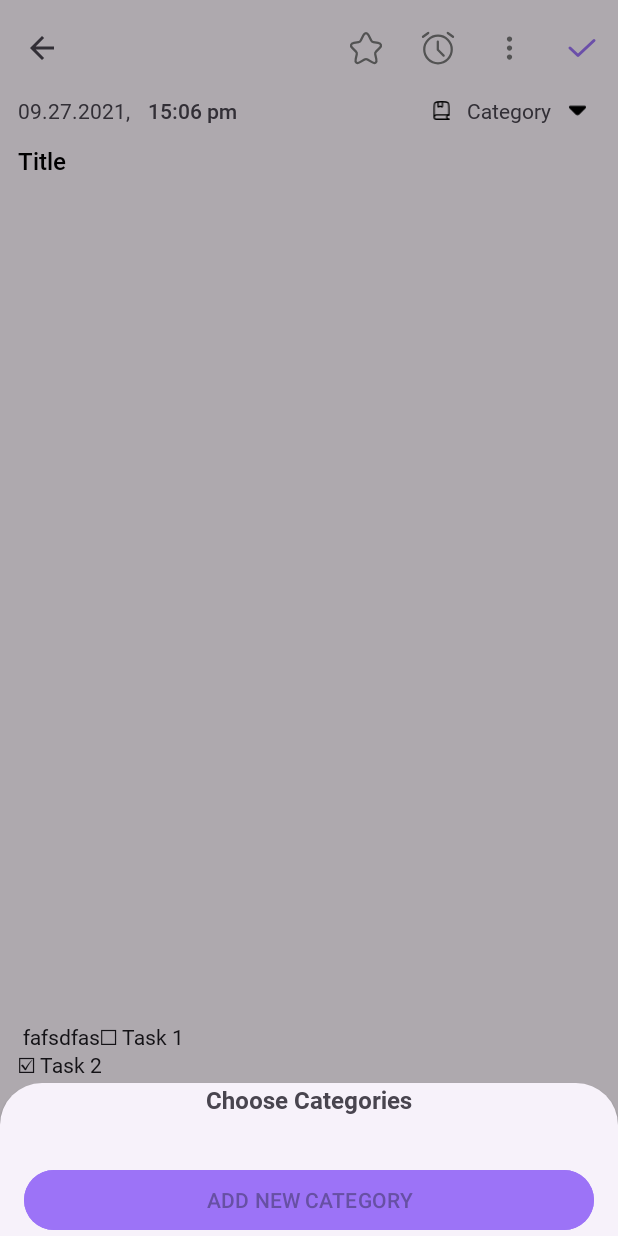
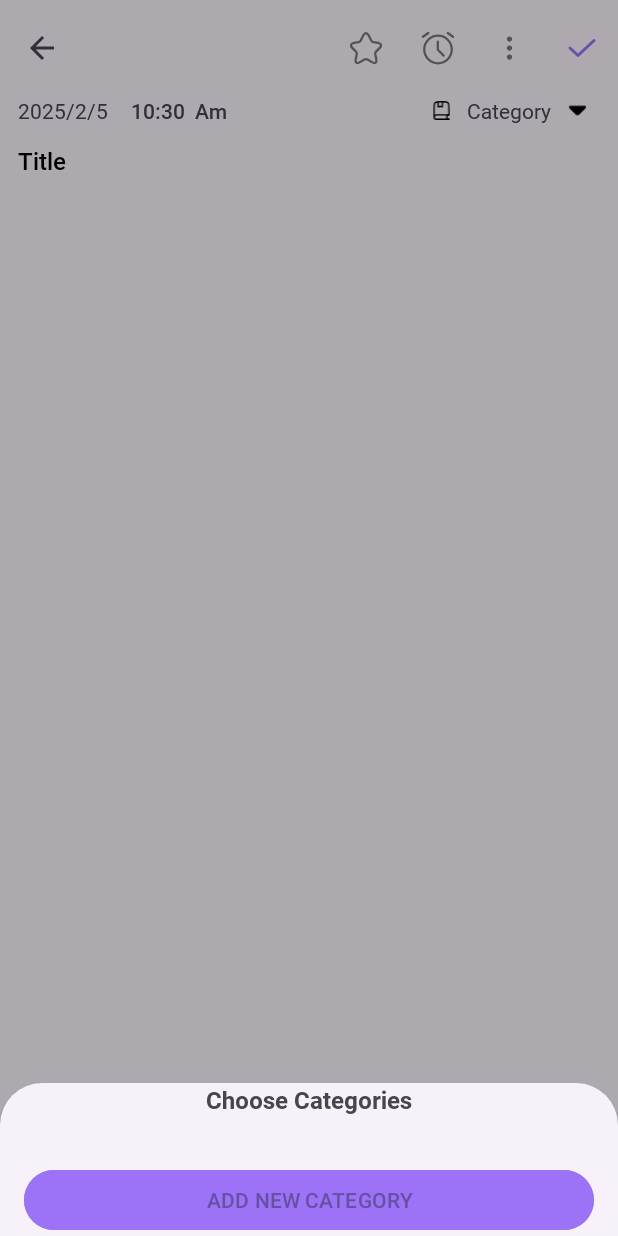
Before and after one commit to phathuu03/To_do_list, an Android app: the AddNoteActivity screen opened directly, with no data from a screen before it, after a tap on "Category", on a phone screen of 412 x 824 dp. Run offline under Robolectric (Android 15) with nearby library versions, the phone set to English and light mode, and no system bars; 1 statement that could not run was skipped; 1 other tap on this screen came first.

Commit message:
update add note

```diff
--- a/app/src/main/AndroidManifest.xml
+++ b/app/src/main/AndroidManifest.xml
@@ -4,6 +4,7 @@
     <uses-permission android:name="android.permission.RECORD_AUDIO" />
     <uses-permission android:name="android.permission.WRITE_EXTERNAL_STORAGE" />
     <uses-permission android:name="android.permission.READ_EXTERNAL_STORAGE" />
+
     <application
         android:allowBackup="true"
         android:dataExtractionRules="@xml/data_extraction_rules"
--- a/app/src/main/java/com/example/myapplication/AddNoteActivity.kt
+++ b/app/src/main/java/com/example/myapplication/AddNoteActivity.kt
@@ -1,10 +1,12 @@
 package com.example.myapplication
 
 import android.annotation.SuppressLint
+import android.content.Intent
+import android.graphics.Paint
+import android.graphics.Typeface
 import android.os.Bundle
-import android.text.Spannable
+import android.provider.MediaStore
 import android.text.SpannableStringBuilder
-import android.text.style.ImageSpan
 import android.view.Menu
 import android.view.MenuItem
 import android.widget.EditText
@@ -12,19 +14,24 @@ import android.widget.ImageButton
 import android.widget.ImageView
 import android.widget.RelativeLayout
 import android.widget.TextView
+import androidx.appcompat.app.AlertDialog
 import androidx.appcompat.app.AppCompatActivity
 import androidx.appcompat.widget.Toolbar
+import androidx.core.content.res.ResourcesCompat
 import androidx.lifecycle.ViewModelProvider
 import com.example.myapplication.bottomsheet.ChooseAttachmentBottomSheetFragment
 import com.example.myapplication.bottomsheet.ChooseCategoryBottomSheetFragment
 import com.example.myapplication.bottomsheet.ChooseFontBottomSheet
 import com.example.myapplication.databinding.ActivityAddNoteBinding
-import com.example.myapplication.listener.PasserFontNote
+import com.example.myapplication.model.CategoryNote
 import com.example.myapplication.model.FontNote
+import com.example.myapplication.model.Task
+import com.example.myapplication.viewmodel.CategoryViewModel
+import com.example.myapplication.viewmodel.DateTimeViewModel
 import com.example.myapplication.viewmodel.NoteFontViewModel
 
 
-class AddNoteActivity : AppCompatActivity(), PasserFontNote {
+class AddNoteActivity : AppCompatActivity() {
     private lateinit var toolbar: Toolbar
     private lateinit var btnChooseFont: ImageButton
     private lateinit var btnChooseAttachment: ImageButton
@@ -35,33 +42,42 @@ class AddNoteActivity : AppCompatActivity(), PasserFontNote {
     private lateinit var editTitle: EditText
     private lateinit var editContent: EditText
     private var fontNote: FontNote? = null
+    private lateinit var noteFontViewModel: NoteFontViewModel
+    private lateinit var categoryViewModel: CategoryViewModel
+
+    private lateinit var spannable: SpannableStringBuilder
+    private val tasks : MutableList<Task>? = null
+    private var category: CategoryNote? = null
 
 
     private val binding by lazy {
         ActivityAddNoteBinding.inflate(layoutInflater)
+
     }
 
     private fun setUpViewModelFont() {
-        val viewModel = ViewModelProvider(this)[NoteFontViewModel::class.java]
 
         if (fontNote == null) {
-            viewModel.setFontDefault()
+            noteFontViewModel.setFontDefault()
         } else {
-            viewModel.setFontCustom(this.fontNote!!)
+            noteFontViewModel.setFontCustom(this.fontNote!!)
         }
     }
 
     override fun onCreate(savedInstanceState: Bundle?) {
         super.onCreate(savedInstanceState)
         setContentView(binding.root)
+        initView()
         setUpToolBar()
         setUpViewModelFont()
-        initView()
+        setDateTime()
+        changeFontNote()
+        defaultCategories()
 
 
-        tvDate.setOnClickListener {
-            customerEditContentText()
-        }
+
+
+
         val typeface = resources.getFont(R.font.roboto_medium)
         tvTime.typeface = typeface
         btnChooseFont.setOnClickListener {
@@ -73,50 +89,115 @@ class AddNoteActivity : AppCompatActivity(), PasserFontNote {
         btnChooseCategory.setOnClickListener {
             openChooseCategoryFragment()
         }
+        binding.btnInsertCheckBox.setOnClickListener {
+            insertCheckBox()
+        }
+        binding.btnChooseAttachment.setOnClickListener {
+            insertImageOrVideoInNote()
+        }
     }
+
+    private fun defaultCategories() {
+        val listCategory  =  listOf<CategoryNote>(
+            CategoryNote(nameCategory = "bank"),
+            CategoryNote(nameCategory = "study"),
+            CategoryNote(nameCategory = "alam")
+        )
+        categoryViewModel.insertCategory(listCategory)
+    }
+
+    private fun setDateTime() {
+        val dateTimeViewModel = ViewModelProvider(this)[DateTimeViewModel::class.java]
+        dateTimeViewModel.dateNow.observe(this) {
+            tvDate.text = it
+        }
+
+        dateTimeViewModel.timeNow.observe(this) {
+            tvTime.text = it
+        }
+
+
+    }
+
 
     override fun onStart() {
         super.onStart()
+
+
     }
 
 
 
 
-    private fun customerEditContentText() {
-        insertImage()
+    @SuppressLint("UseCompatLoadingForDrawables")
+    private fun insertCheckBox() {
+        val uncheckedBox = "\u2610" // ☐
+//        val checkedBox = "\u2611" // ☑
+
+        var nameTask = ""
+        tasks?.add(Task(nameTask = "Task " ))
+        val builder = AlertDialog.Builder(this)
+        builder.setTitle(getString(R.string.enter_task_name))
+
+        val input = EditText(this)
+        builder.setView(input)
+        builder.setPositiveButton("OK") { dialog, which ->
+            val enteredText = input.text.toString()  // Lấy văn bản người dùng nhập
+            // Bạn có thể sử dụng `enteredText` ở đây
+            editContent.append("\n$uncheckedBox  $enteredText \n")
+            tasks?.add(Task(nameTask= enteredText))
 
 
+        }
+        builder.show()
+
+//        editContent.append("$checkedBox Task 2\n")
+
     }
+    private fun insertImageOrVideoInNote(){
+        val intent = Intent(Intent.ACTION_PICK, MediaStore.Images.Media.EXTERNAL_CONTENT_URI)
+        startActivityForResult(intent, 1)
 
-    @SuppressLint("UseCompatLoadingForDrawables")
-    private fun insertImage() {
-        val spannable = SpannableStringBuilder(editContent.text)
+    }
+    private fun changeFontNote() {
+        var textInitial: String =""
+        noteFontViewModel.font.observe(this) { font ->
+            editContent.textSize = font.fontSize.toFloat()
+            val typeface: Typeface? = ResourcesCompat.getFont(this, font.pathFont.resId)
+            editContent.setTypeface(typeface)
+            if (font.isItalic) {
+                editContent.setTypeface(editContent.typeface, Typeface.ITALIC)
+            }
+            if (font.isBold) {
+                editContent.setTypeface(editContent.typeface, Typeface.BOLD)
+            }
+            if (font.isBold) {
+                if (font.isItalic) {
+                    editContent.setTypeface(editContent.typeface, Typeface.BOLD_ITALIC)
+                } else {
+                    editContent.setTypeface(editContent.typeface, Typeface.BOLD)
+                }
+            }
+            if (font.isUnderscoreL) {
+                editContent.paintFlags = editContent.paintFlags or Paint.UNDERLINE_TEXT_FLAG
+            }else{
+                editContent.paintFlags = editContent.paintFlags and Paint.UNDERLINE_TEXT_FLAG.inv()
+            }
 
-        val drawable = getDrawable(R.drawable.img_remider_empty)!!
-        drawable.setBounds(0, 0, drawable.intrinsicWidth, drawable.intrinsicHeight)
-        if (spannable.isEmpty()) {
-            spannable.append(" fafsdfas")
+            if(font.isFontSample){
+                editContent.setText(editContent.text.toString().toUpperCase())
+            }else{
+                textInitial = editContent.text.toString()
+                editContent.setText(textInitial)
+                editContent.setText(editContent.text.toString().toLowerCase())
+            }
+
         }
-        val imageSpan = ImageSpan(drawable, ImageSpan.ALIGN_BASELINE)
-        val start = editContent.selectionStart
-        spannable.insert(start, " "); // Thêm khoảng trắng tại vị trí con trỏ
-
-        spannable.setSpan(imageSpan, start, start + 1, Spannable.SPAN_EXCLUSIVE_EXCLUSIVE)
-
-        editContent.text = spannable
-
-        val uncheckedBox = "\u2610" // ☐
-        val checkedBox = "\u2611" // ☑
-
-
-        editContent.append("$uncheckedBox Task 1\n")
-        editContent.append("$checkedBox Task 2\n")
-
     }
 
 
     private fun openChooseCategoryFragment() {
-        val bottomSheetChooseCategoryBottomSheetFragment = ChooseCategoryBottomSheetFragment()
+        val bottomSheetChooseCategoryBottomSheetFragment = ChooseCategoryBottomSheetFragment(categoryViewModel)
         bottomSheetChooseCategoryBottomSheetFragment.show(
             supportFragmentManager, bottomSheetChooseCategoryBottomSheetFragment.tag
         )
@@ -138,11 +219,16 @@ class AddNoteActivity : AppCompatActivity(), PasserFontNote {
         btnShowCategory = binding.btnShowCategory
         editTitle = binding.editTitleNote
         editContent = binding.editContentNote
+        spannable = SpannableStringBuilder(editContent.text)
+        noteFontViewModel = ViewModelProvider(this)[NoteFontViewModel::class.java]
+        categoryViewModel = ViewModelProvider(this)[CategoryViewModel::class.java]
+
     }
 
     private fun clickOpenFragmentChooseFont() {
-        val bottomSheetFragment = ChooseFontBottomSheet(this)
+        val bottomSheetFragment = ChooseFontBottomSheet(noteFontViewModel)
         bottomSheetFragment.show(supportFragmentManager, bottomSheetFragment.tag)
+
     }
 
 
@@ -171,9 +257,9 @@ class AddNoteActivity : AppCompatActivity(), PasserFontNote {
         return true
     }
 
-    override fun passerFontNote(fontNote: FontNote?) {
-        this.fontNote = fontNote
-        setUpViewModelFont()
+    override fun onResume() {
+        super.onResume()
+
     }
 
 
--- a/app/src/main/java/com/example/myapplication/bottomsheet/ChooseCategoryBottomSheetFragment.kt
+++ b/app/src/main/java/com/example/myapplication/bottomsheet/ChooseCategoryBottomSheetFragment.kt
@@ -4,13 +4,37 @@ import android.os.Bundle
 import android.view.LayoutInflater
 import android.view.View
 import android.view.ViewGroup
+import android.widget.EditText
+import androidx.appcompat.app.AlertDialog
+import androidx.recyclerview.widget.GridLayoutManager
+import com.example.myapplication.R
+import com.example.myapplication.adapter.CategoryAdapter
 import com.example.myapplication.databinding.BottomSheetChooseCategoryBinding
+import com.example.myapplication.model.CategoryNote
+import com.example.myapplication.viewmodel.CategoryViewModel
 import com.google.android.material.bottomsheet.BottomSheetDialogFragment
 
-class ChooseCategoryBottomSheetFragment : BottomSheetDialogFragment() {
+private val categoryNotes =  mutableListOf<CategoryNote>()
+
+
+class ChooseCategoryBottomSheetFragment(private val viewModel: CategoryViewModel) :
+    BottomSheetDialogFragment() {
     private val binding by lazy {
 
         BottomSheetChooseCategoryBinding.inflate(layoutInflater)
+
+    }
+
+    override fun onCreate(savedInstanceState: Bundle?) {
+        super.onCreate(savedInstanceState)
+        initView()
+    }
+
+
+    private fun initView() {
+      viewModel.listCategory.observe(requireActivity()){
+
+      }
 
     }
 
@@ -18,13 +42,40 @@ class ChooseCategoryBottomSheetFragment : BottomSheetDialogFragment() {
         inflater: LayoutInflater,
         container: ViewGroup?,
         savedInstanceState: Bundle?
-    ): View? {
-       return binding.root
+    ): View {
+        return binding.root
     }
 
     override fun onViewCreated(view: View, savedInstanceState: Bundle?) {
         super.onViewCreated(view, savedInstanceState)
+        binding.btnAddCategory.setOnClickListener {
+            addCategory()
+        }
+        val recyclerView = binding.recyclerViewCategory
+        recyclerView.layoutManager  =  GridLayoutManager(requireContext() , 2)
+
+        viewModel.listCategory.observe(requireActivity()){
+            recyclerView.adapter = CategoryAdapter(it)
+        }
+
+
 
     }
 
+    private fun addCategory() {
+        val builder = AlertDialog.Builder(requireContext())
+        builder.setTitle(getString(R.string.txt_category))
+
+        val input = EditText(requireContext())
+        builder.setView(input)
+
+        builder.setPositiveButton("OK") { dialog, which ->
+            val enteredText = input.text.toString()
+            categoryNotes.add(CategoryNote(nameCategory = enteredText))
+
+            viewModel.insertCategory(categoryNotes)
+        }
+        builder.show()
+    }
+
 }
--- a/app/src/main/java/com/example/myapplication/listener/PasserFontNote.kt
+++ /dev/null
@@ -1,7 +0,0 @@
-package com.example.myapplication.listener
-
-import com.example.myapplication.model.FontNote
-
-interface PasserFontNote {
-      fun  passerFontNote(fontNote: FontNote?)
-}
--- a/app/src/main/java/com/example/myapplication/model/Font.kt
+++ b/app/src/main/java/com/example/myapplication/model/Font.kt
@@ -5,7 +5,7 @@ data class Font(
 
     val nameFont : String,
 
-    val resId: Int?,
+    val resId: Int,
 
     var isSelected : Boolean = false
 
--- a/app/src/main/java/com/example/myapplication/model/FontNote.kt
+++ b/app/src/main/java/com/example/myapplication/model/FontNote.kt
@@ -1,10 +1,12 @@
 package com.example.myapplication.model
+
+import com.example.myapplication.utils.Utils
 
 data class FontNote(
 
     val idFont: Int = generateId(),
 
-    var pathFont: Font,
+    var pathFont: Font = Utils.pathFont,
 
     var fontSize: Int = 14,
 
--- a/app/src/main/java/com/example/myapplication/model/Note.kt
+++ b/app/src/main/java/com/example/myapplication/model/Note.kt
@@ -25,8 +25,9 @@ data class Note(
 
     val audioRecords: List<AudioRecord>?,
 
+    val isFavorite : Boolean = false,
 
-    val isFavorite : Boolean = false
+    val tasks: List<Task>?
 
     ){
     companion object {
--- /dev/null
+++ b/app/src/main/java/com/example/myapplication/viewmodel/CategoryViewModel.kt
@@ -0,0 +1,19 @@
+package com.example.myapplication.viewmodel
+
+import androidx.lifecycle.LiveData
+import androidx.lifecycle.MutableLiveData
+import androidx.lifecycle.ViewModel
+import com.example.myapplication.model.CategoryNote
+
+class CategoryViewModel : ViewModel() {
+
+    private val _listCategory   =  MutableLiveData<List<CategoryNote>>()
+    val listCategory: LiveData<List<CategoryNote>> = _listCategory
+
+
+
+    fun insertDefault(categoryNoteList: List<CategoryNote>){
+        _listCategory.value  = categoryNoteList
+    }
+
+}
--- /dev/null
+++ b/app/src/main/java/com/example/myapplication/viewmodel/DateTimeViewModel.kt
@@ -0,0 +1,53 @@
+package com.example.myapplication.viewmodel
+
+import androidx.lifecycle.LiveData
+import androidx.lifecycle.MutableLiveData
+import androidx.lifecycle.ViewModel
+import java.time.LocalDate
+import java.time.LocalTime
+
+class DateTimeViewModel: ViewModel() {
+
+    private val _dateNow = MutableLiveData<String>()
+    private val _timeNow = MutableLiveData<String>()
+    val dateNow: LiveData<String> = _dateNow
+    val timeNow: LiveData<String> = _timeNow
+
+    init {
+        setDateNow()
+        setTimeNow()
+    }
+
+    private fun setDateNow() {
+        val currentDate = LocalDate.now()
+        val day = currentDate.dayOfMonth
+        val month = currentDate.monthValue
+        val year = currentDate.year
+
+        val dateNow = StringBuilder().apply {
+            append("${year}/")
+            append("${month}/")
+            append("$day ")
+        }
+
+        _dateNow.value = dateNow.toString()
+    }
+
+    private fun setTimeNow() {
+        val currentTime = LocalTime.now()
+        val hour = currentTime.hour
+        val minute = currentTime.minute
+
+        val timeNow = StringBuilder().apply {
+            append("${hour}:")
+            append("$minute  ")
+            if(hour > 12){
+                append("Pm")
+            }else{
+                append("Am")
+            }
+        }
+        _timeNow.value = timeNow.toString()
+    }
+
+}
--- a/app/src/main/res/layout/activity_add_note.xml
+++ b/app/src/main/res/layout/activity_add_note.xml
@@ -174,13 +174,13 @@
             />
 
         <ImageButton
+            android:id="@+id/btn_insert_check_box"
             android:layout_width="0dp"
             android:layout_height="match_parent"
             android:layout_weight="1"
+            android:backgroundTint="@color/transparent"
             android:contentDescription="@string/ac_edit_content_note"
-            android:src="@drawable/ic_tick_square"
-            android:backgroundTint="@color/transparent"
-            />
+            android:src="@drawable/ic_tick_square" />
 
         <ImageButton
             android:id="@+id/btn_choose_attachment"
--- a/app/src/main/res/layout/bottom_sheet_choose_category.xml
+++ b/app/src/main/res/layout/bottom_sheet_choose_category.xml
@@ -16,6 +16,7 @@
         />
 
     <androidx.recyclerview.widget.RecyclerView
+        android:id="@+id/recycler_view_category"
         android:layout_width="match_parent"
         android:layout_height="wrap_content"
 
@@ -24,6 +25,7 @@
         />
 
     <Button
+        android:id="@+id/btn_add_category"
         android:layout_width="match_parent"
         android:layout_height="wrap_content"
         android:text="@string/txt_add_new_category"
--- a/app/src/main/res/layout/item_view_holder_choose_category.xml
+++ b/app/src/main/res/layout/item_view_holder_choose_category.xml
@@ -7,6 +7,7 @@
     android:layout_marginEnd="@dimen/_16dp"
     >
         <TextView
+            android:id="@+id/tv_category"
             android:layout_width="wrap_content"
             android:layout_height="wrap_content"
             android:text="@string/txt_home"
--- a/app/src/main/res/values/strings.xml
+++ b/app/src/main/res/values/strings.xml
@@ -44,4 +44,6 @@
     <string name="txt_choose_categories">Choose Categories</string>
     <string name="txt_add_new_category">Add new category</string>
     <string name="txt_home">Home</string>
+    <string name="txt_add_category">Add category</string>
+    <string name="enter_task_name">Enter task name</string>
 </resources>
```
Also changed, not shown: app/src/main/java/com/example/myapplication/adapter/CategoryAdapter.kt (added, +27 -0 lines), app/src/main/java/com/example/myapplication/bottomsheet/ChooseFontBottomSheet.kt (+3 -7 lines), app/src/main/java/com/example/myapplication/model/Task.kt (added, +15 -0 lines), app/src/main/java/com/example/myapplication/utils/Utils.kt (+7 -1 lines).
